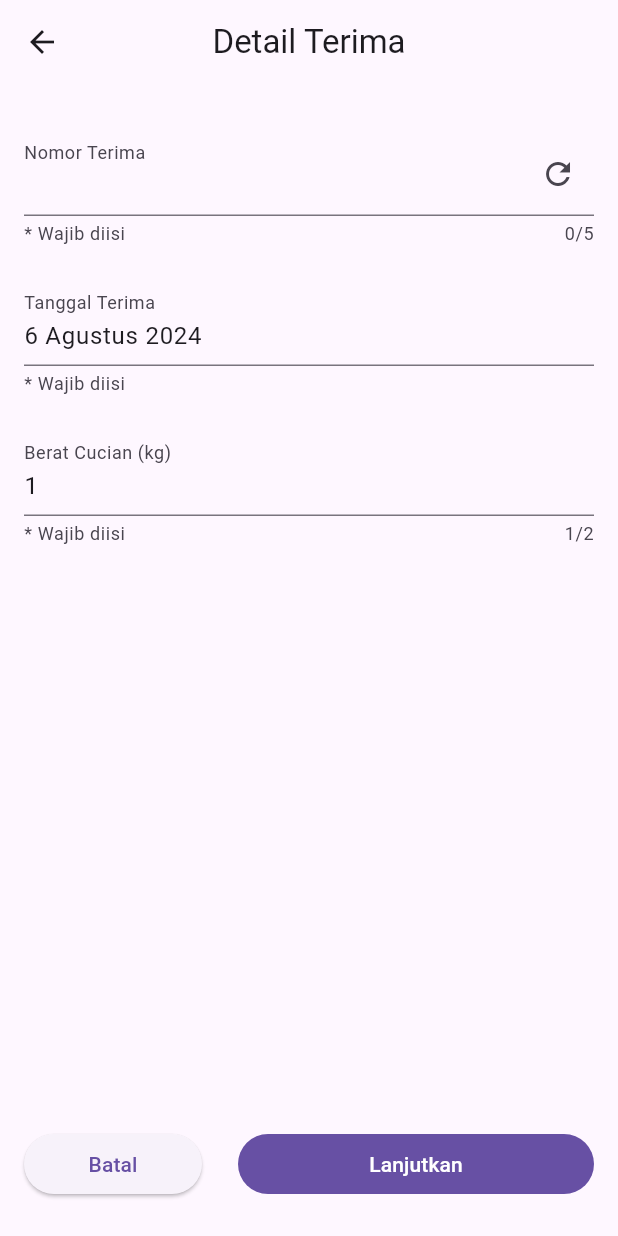
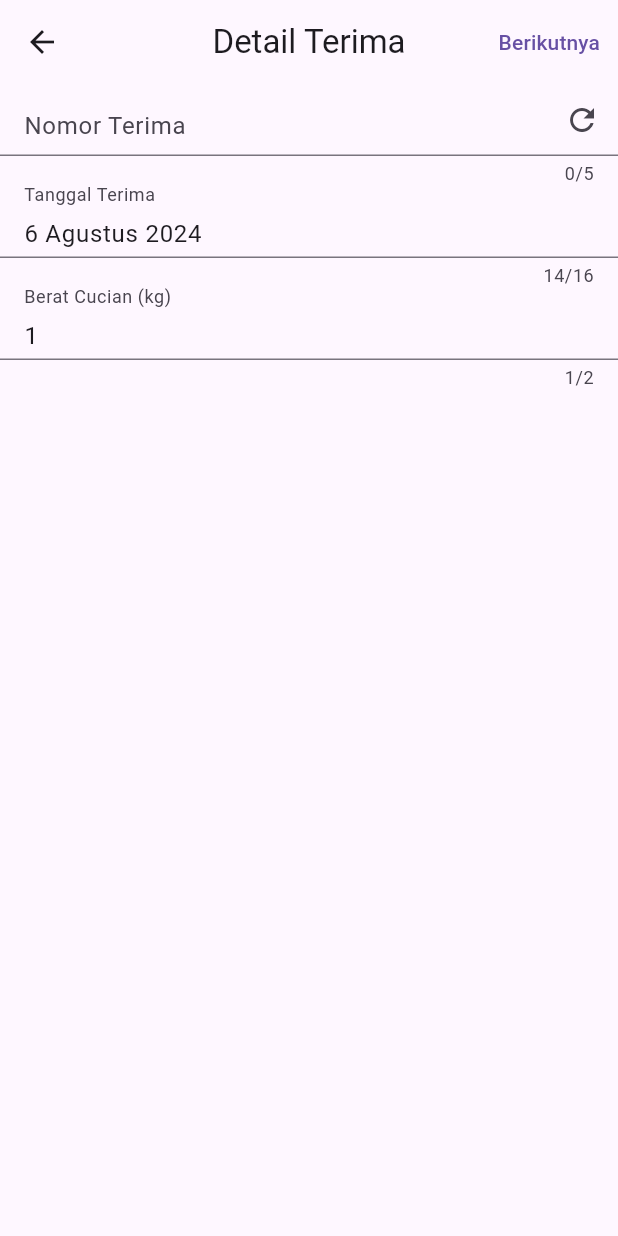
Before and after one commit to solanoize/Open-SISFO-Laundry, a Flutter app: the FormTerimaScreen screen opened directly, on a phone screen of 412 x 824 dp. Run offline on Flutter 3.47's test engine with Material 3 defaults, Android fonts, the light colour scheme and no system bars; our stand-ins replace sqflite; accounts and stored records are empty.

Commit message:
perbaikan UI dan utilitas di bagian fitur terima sampai ringkasan

```diff
--- a/lib/providers/item_provider.dart
+++ b/lib/providers/item_provider.dart
@@ -47,6 +47,10 @@ class ItemProvider extends ChangeNotifier {
     return _items.any((ItemModel value) => value.barangId == barangId);
   }
 
+  bool selected(int barangId) {
+    return _items.any((ItemModel value) => value.barangId == barangId);
+  }
+
   int get length => _items.length;
 
   UnmodifiableListView<ItemModel> get items => UnmodifiableListView(_items);
--- a/lib/screens/terima_screens/form_terima_screen.dart
+++ b/lib/screens/terima_screens/form_terima_screen.dart
@@ -2,7 +2,6 @@ import 'package:flutter/material.dart';
 import 'package:flutter/services.dart';
 import 'package:intl/date_symbol_data_local.dart';
 import 'package:intl/intl.dart';
-import 'package:open_sisfo_laundry/helpers/misc.dart';
 import 'package:open_sisfo_laundry/models/harga_model.dart';
 import 'package:open_sisfo_laundry/providers/terima_provider.dart';
 import 'package:open_sisfo_laundry/repositories/harga_repository.dart';
@@ -41,11 +40,12 @@ class _FormTerimaScreenState extends State<FormTerimaScreen> {
   Widget build(BuildContext context) {
     return Scaffold(
       appBar: AppBar(
-        // backgroundColor: Theme.of(context).colorScheme.inversePrimary,
         title: Text("Detail Terima"),
         centerTitle: true,
+        actions: [
+          TextButton(onPressed: onSimpan, child: Text("Berikutnya")),
+        ],
       ),
-      bottomNavigationBar: tombol(),
       body: SingleChildScrollView(
         child: Form(
           key: _formKey,
@@ -55,11 +55,8 @@ class _FormTerimaScreenState extends State<FormTerimaScreen> {
                 visible: isProcess,
                 child: LinearProgressIndicator(),
               ),
-              SizedBox(height: 32),
               nomorTerima(),
-              SizedBox(height: 24),
               tanggal(),
-              SizedBox(height: 24),
               berat(),
             ],
           ),
@@ -68,43 +65,15 @@ class _FormTerimaScreenState extends State<FormTerimaScreen> {
     );
   }
 
-  Padding tombol() {
-    return Padding(
-      padding: EdgeInsets.symmetric(horizontal: 16, vertical: 24),
-      child: Row(
-        children: [
-          Expanded(
-            flex: 1,
-            child: ElevatedButton(
-              onPressed: isProcess ? null : () => Navigator.pop(context, false),
-              child: Text("Batal"),
-            ),
-          ),
-          SizedBox(width: 24),
-          Expanded(
-            flex: 2,
-            child: FilledButton(
-              onPressed: isProcess ? null : onSimpan,
-              style: ButtonStyle(),
-              child: Text("Lanjutkan"),
-            ),
-          ),
-        ],
-      ),
-    );
-  }
-
-  Padding nomorTerima() {
-    return Padding(
-      padding: const EdgeInsets.symmetric(horizontal: 16),
-      child: TextFormField(
+  Widget nomorTerima() {
+    return TextFormField(
       maxLength: 5,
       readOnly: true,
       controller: nomorTerimaController,
       decoration: InputDecoration(
         labelText: "Nomor Terima",
-            helperText: "* Wajib diisi",
-            floatingLabelBehavior: FloatingLabelBehavior.always,
+        contentPadding: EdgeInsets.symmetric(horizontal: 16),
+        alignLabelWithHint: true,
         suffixIcon: IconButton(
           icon: Icon(Icons.refresh),
           onPressed: () {
@@ -112,7 +81,8 @@ class _FormTerimaScreenState extends State<FormTerimaScreen> {
               nomorTerimaController.text = nomor;
             });
           },
-            )),
+        ),
+      ),
       validator: (value) {
         if (value == null || value.isEmpty) {
           return 'Please enter some text';
@@ -124,21 +94,19 @@ class _FormTerimaScreenState extends State<FormTerimaScreen> {
 
         return null;
       },
-      ),
     );
   }
 
-  Padding tanggal() {
-    return Padding(
-      padding: const EdgeInsets.symmetric(horizontal: 16),
-      child: TextFormField(
+  Widget tanggal() {
+    return TextFormField(
       readOnly: true,
+      maxLength: 16,
       controller: tanggalController,
       onTap: () => onSelectedDate(context),
       decoration: InputDecoration(
         labelText: "Tanggal Terima",
-          helperText: "* Wajib diisi",
-          floatingLabelBehavior: FloatingLabelBehavior.always,
+        contentPadding: EdgeInsets.symmetric(horizontal: 16),
+        alignLabelWithHint: true,
       ),
       validator: (value) {
         if (value == null || value.isEmpty) {
@@ -147,21 +115,18 @@ class _FormTerimaScreenState extends State<FormTerimaScreen> {
 
         return null;
       },
-      ),
     );
   }
 
-  Padding berat() {
-    return Padding(
-      padding: const EdgeInsets.symmetric(horizontal: 16),
-      child: TextFormField(
+  Widget berat() {
+    return TextFormField(
       maxLength: 2,
       keyboardType: TextInputType.number,
       controller: beratController,
       decoration: InputDecoration(
         labelText: "Berat Cucian (kg)",
-          helperText: "* Wajib diisi",
-          floatingLabelBehavior: FloatingLabelBehavior.always,
+        contentPadding: EdgeInsets.symmetric(horizontal: 16),
+        alignLabelWithHint: true,
       ),
       inputFormatters: [
         FilteringTextInputFormatter.allow(RegExp(r'[0-9]')),
@@ -178,7 +143,6 @@ class _FormTerimaScreenState extends State<FormTerimaScreen> {
 
         return null;
       },
-      ),
     );
   }
 
```
Also changed, not shown: lib/screens/terima_screens/pilih_item_screen.dart (+26 -47 lines). Lines whose indentation alone changed are shown as unchanged.
